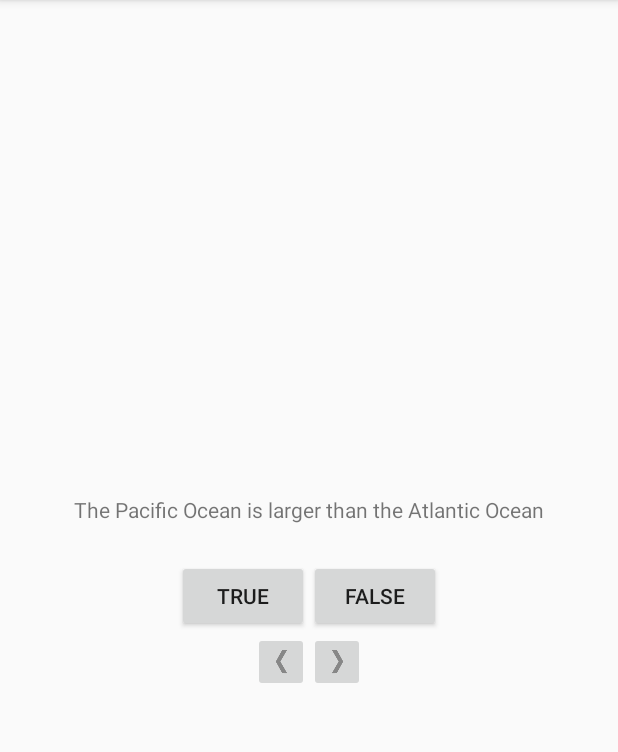
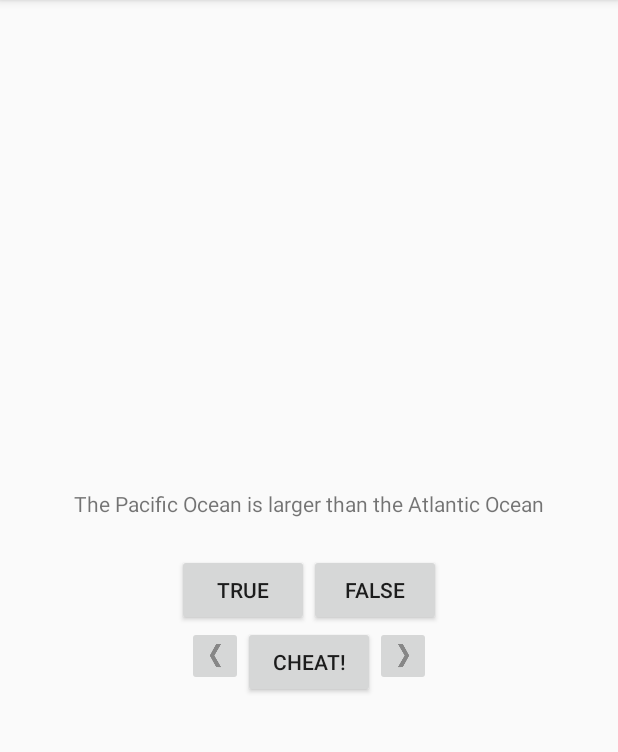
Before and after one commit to KrishnaK96/GeoQuiz, an Android app: the screen it shows after launch (QuizActivity), on a phone screen of 412 x 824 dp, the part 84-836 px from its top. Run offline under Robolectric (Android 15) with nearby library versions, the phone set to English and light mode, and no system bars.

Commit message:
Version 1.06 - Added cheat button, added new activity for cheat button

```diff
--- a/app/src/main/java/calc/canvas/org/geoquiz/QuizActivity.java
+++ b/app/src/main/java/calc/canvas/org/geoquiz/QuizActivity.java
@@ -21,6 +21,7 @@ public class QuizActivity extends AppCompatActivity {
     private ImageButton mNextButton;
     private ImageButton mPrevButton;
     private TextView mQuestionTextView;
+    private Button mCheatButton;
 
     private Question[] mQuestionBank = new Question[] {
             new Question(R.string.question_oceans, true),
@@ -85,6 +86,14 @@ public class QuizActivity extends AppCompatActivity {
                 updateQuestion(-1);
             }
         });
+
+        mCheatButton = (Button) findViewById(R.id.cheat_button);
+        mCheatButton.setOnClickListener(new View.OnClickListener() {
+            @Override
+            public void onClick(View v) {
+                //Code here
+            }
+        });
     }
 
     @Override
@@ -134,10 +143,6 @@ public class QuizActivity extends AppCompatActivity {
      * @param i Used to determine whether or not to go to previous question or next. i can only be a -1 or 1
      */
     private void updateQuestion(int i){
-        //loops array back to beginning if decrementing
-//        if(i == -1 && mCurrentIndex == 1)
-//            mCurrentIndex = mQuestionBank.length - 1;
-
         //increments or decrements the index
         mCurrentIndex = ((mCurrentIndex + i) + mQuestionBank.length) % mQuestionBank.length;
 
--- a/app/src/main/res/layout-land/activity_quiz.xml
+++ b/app/src/main/res/layout-land/activity_quiz.xml
@@ -41,6 +41,12 @@
         android:src="@drawable/arrow_left"
         android:layout_width="wrap_content"
         android:layout_height="wrap_content"/>
+    <Button
+        android:id="@+id/cheat_button"
+        android:layout_width="wrap_content"
+        android:layout_height="wrap_content"
+        android:layout_gravity="bottom|center"
+        android:text="@string/cheat_button"/>
     <ImageButton
         android:id="@+id/next_button"
         android:layout_width="wrap_content"
--- a/app/src/main/res/layout/activity_quiz.xml
+++ b/app/src/main/res/layout/activity_quiz.xml
@@ -37,6 +37,11 @@
             android:layout_width="wrap_content"
             android:layout_height="wrap_content"
             android:src="@drawable/arrow_left"/>
+        <Button
+            android:id="@+id/cheat_button"
+            android:layout_width="wrap_content"
+            android:layout_height="wrap_content"
+            android:text="@string/cheat_button"/>
         <ImageButton
             android:id="@+id/next_button"
             android:layout_width="wrap_content"
--- a/app/src/main/res/values/strings.xml
+++ b/app/src/main/res/values/strings.xml
@@ -12,4 +12,9 @@
     <string name="question_africa">The source of the Nile River is in Egypt</string>
     <string name="question_americas">The Amazon River is the longest river in the Americas</string>
     <string name="question_asia">Lake Baikal is the world\'s oldest and deepest freshwater lake</string>
+    <string name="warning_text">Are you sure you want to do this?</string>
+    <string name="show_answer_button">Show Answer</string>
+    <string name="cheat_button">Cheat!</string>
+    <string name="judgment_toast">Cheating is wrong.</string>
+    <string name="title_activity_cheat">activity_cheat</string>
 </resources>
```
Also changed, not shown: app/src/main/AndroidManifest.xml (+7 -3 lines), app/src/main/java/calc/canvas/org/geoquiz/CheatActivity.java (added, +13 -0 lines), app/src/main/res/layout/activity_cheat.xml (added, +28 -0 lines).
